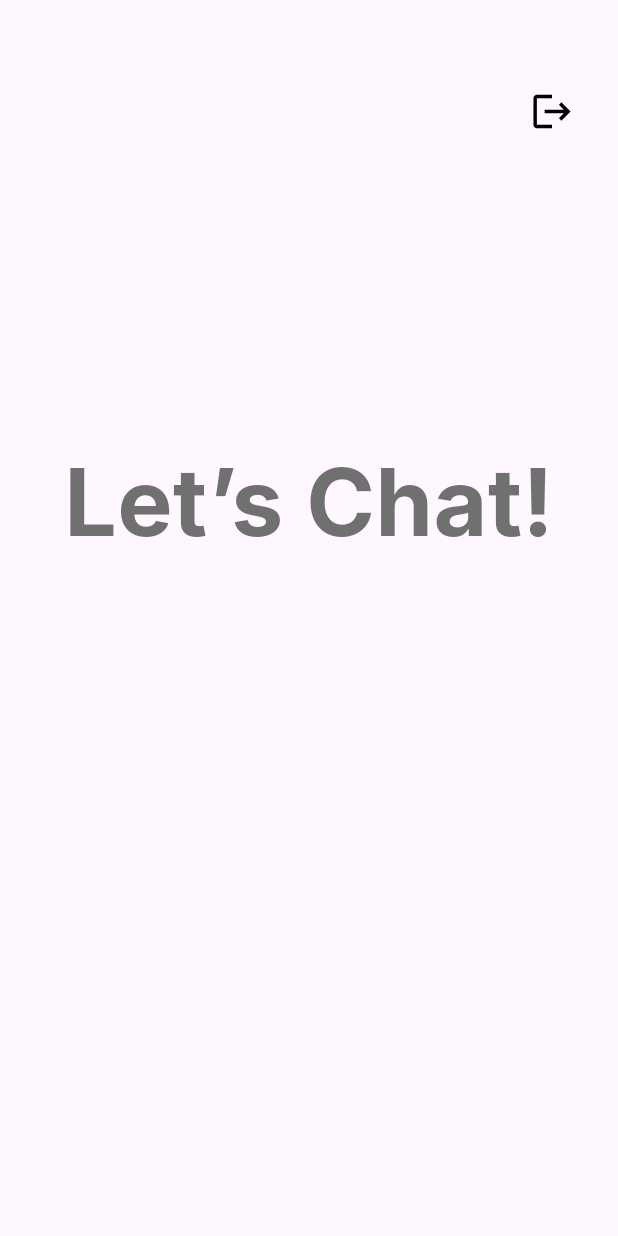
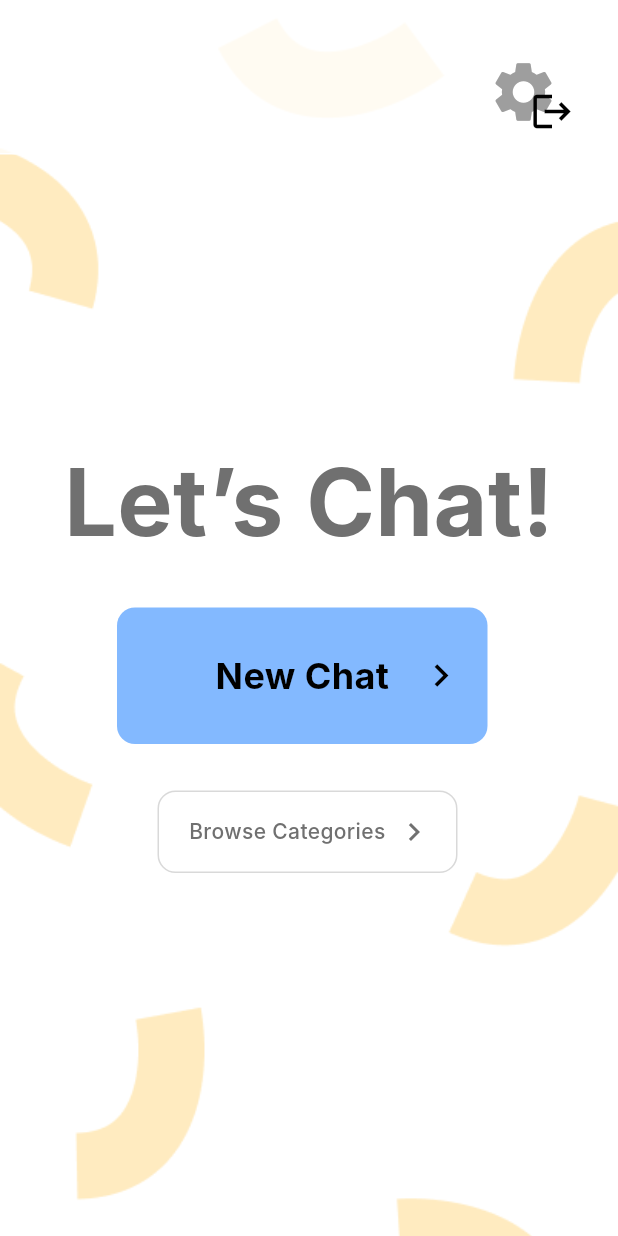
Before and after one commit to ParkerWilliams1/gemo, a Flutter app: the screen it shows once a user with an empty profile is signed in, on a phone screen of 412 x 824 dp. Run offline on Flutter 3.47's test engine with Material 3 defaults, Android fonts, the phone set to English and light mode, and no system bars; our stand-ins replace firebase_auth, firebase_core; accounts and stored records are empty; generated files the repository leaves out were written again; Roboto replaces fonts that are missing (Inter).

Commit message:
Home screen UI fixes

```diff
--- a/lib/screens/chat_home_screen.dart
+++ b/lib/screens/chat_home_screen.dart
@@ -13,7 +13,17 @@ class ChatHomeScreen extends StatelessWidget {
   @override
   Widget build(BuildContext context) {
     return Scaffold(
-      body: Stack(
+      body: Container(
+        width: double.infinity,
+        height: double.infinity,
+        decoration: const BoxDecoration(
+          color: Colors.white,
+          image: DecorationImage(
+            image: AssetImage('assets/HomeScreen.png'), // Background Image
+            fit: BoxFit.cover,
+          ),
+        ),
+        child: Stack(
           children: [
             const Align(
               alignment: Alignment.topCenter,
@@ -31,6 +41,96 @@ class ChatHomeScreen extends StatelessWidget {
               ),
             ),
             Positioned(
+              left: 78,
+              top: 405,
+              child: GestureDetector(
+                onTap: () {
+                  print("New Chat Clicked");
+                },
+                child: Container(
+                  width: 247,
+                  height: 91,
+                  decoration: BoxDecoration(
+                    color: const Color(0xFF83B9FF),
+                    borderRadius: BorderRadius.circular(12),
+                  ),
+                  child: const Center(
+                    child: Text(
+                      'New Chat',
+                      style: TextStyle(
+                        color: Colors.black,
+                        fontSize: 24,
+                        fontFamily: 'Inter',
+                        fontWeight: FontWeight.w700,
+                      ),
+                    ),
+                  ),
+                ),
+              ),
+            ),
+            Positioned(
+              left: 105,
+              top: 527,
+              child: GestureDetector(
+                onTap: () {
+                  print("Browse Categories Clicked");
+                },
+                child: Container(
+                  width: 200,
+                  height: 55,
+                  decoration: BoxDecoration(
+                    color: Colors.white.withOpacity(0.8),
+                    border: Border.all(width: 1, color: const Color(0xFFD9D9D9)),
+                    borderRadius: BorderRadius.circular(12),
+                  ),
+                  child: const Row(
+                    mainAxisAlignment: MainAxisAlignment.spaceBetween,
+                    children: [
+                      Padding(
+                        padding: EdgeInsets.only(left: 20),
+                        child: Text(
+                          'Browse Categories',
+                          style: TextStyle(
+                            color: Color(0xFF707070),
+                            fontSize: 14,
+                            fontFamily: 'Inter',
+                            fontWeight: FontWeight.w500,
+                          ),
+                        ),
+                      ),
+                      Padding(
+                        padding: EdgeInsets.only(right: 16),
+                        child: Icon(Icons.chevron_right,
+                            size: 24, color: Color(0xFF707070)),
+                      ),
+                    ],
+                  ),
+                ),
+              ),
+            ),
+            const Positioned(
+              left: 78 + 247 - 30 - 16,
+              top: 405 + (91 - 30) / 2,
+              child: Icon(Icons.chevron_right, size: 30, color: Colors.black),
+            ),
+            Positioned(
+              left: -36,
+              top: -33,
+              child: Container(
+                width: 473,
+                height: 136,
+                decoration: BoxDecoration(
+                  color: Colors.white.withOpacity(0.8),
+                  border: Border.all(width: 1, color: Colors.white),
+                ),
+              ),
+            ),
+            const Positioned(
+              left: 325,
+              top: 37,
+              child: Icon(Icons.settings, size: 48, color: Colors.grey),
+            ),
+            Positioned(
               right: 20,
               top: 50,
               child: IconButton(
@@ -40,6 +140,7 @@ class ChatHomeScreen extends StatelessWidget {
             ),
           ],
         ),
+      ),
     );
   }
 }
```
Lines whose indentation alone changed are shown as unchanged.
